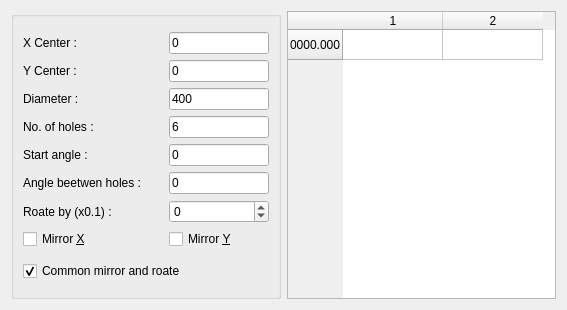
This is src/bhctabform.ui in GCodeProjects/GCodeWorkShop as Qt 5 draws it before an edit. The edited form follows.
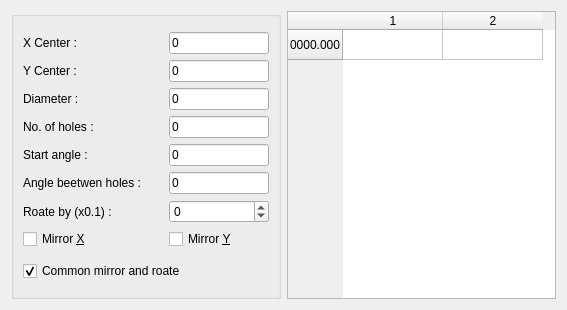
This is the edited form.

```diff
--- a/src/bhctabform.ui
+++ b/src/bhctabform.ui
@@ -244,7 +244,7 @@
            </size>
           </property>
           <property name="text">
-           <string>6</string>
+           <string>0</string>
           </property>
           <property name="maxLength">
            <number>3</number>
@@ -266,7 +266,7 @@
            </size>
           </property>
           <property name="text">
-           <string>400</string>
+           <string>0</string>
           </property>
           <property name="maxLength">
            <number>8</number>
```
